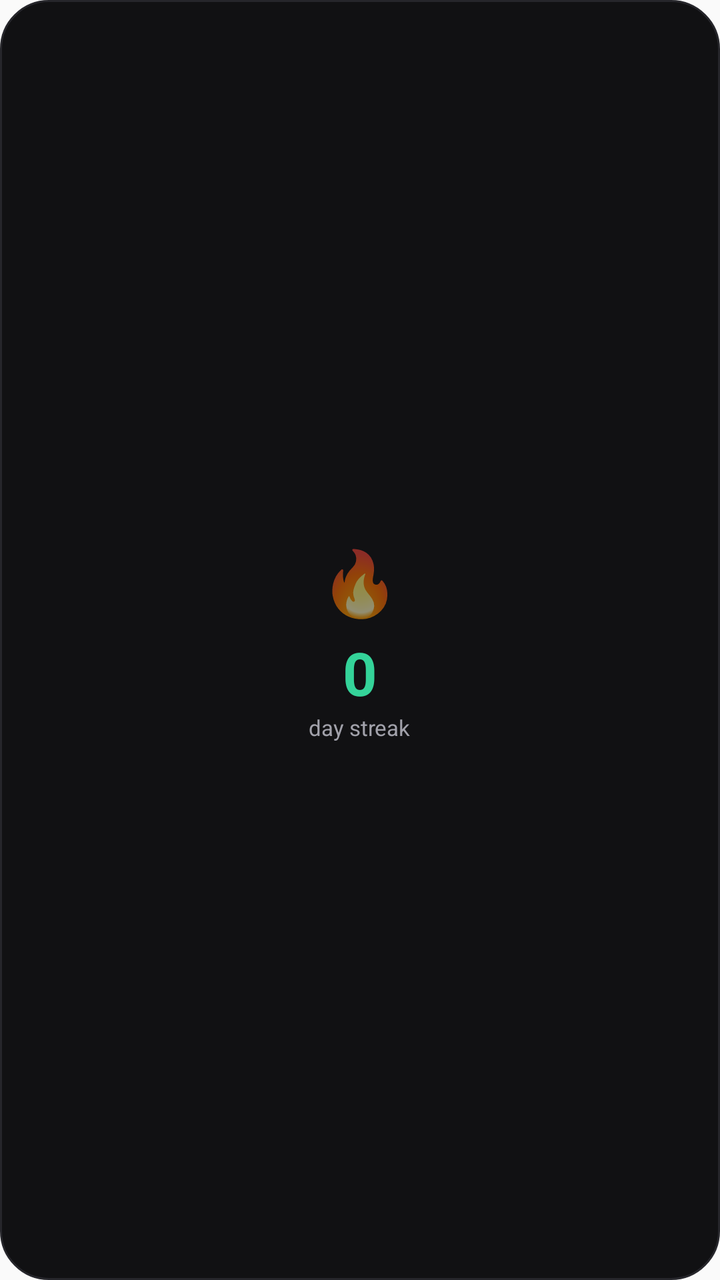
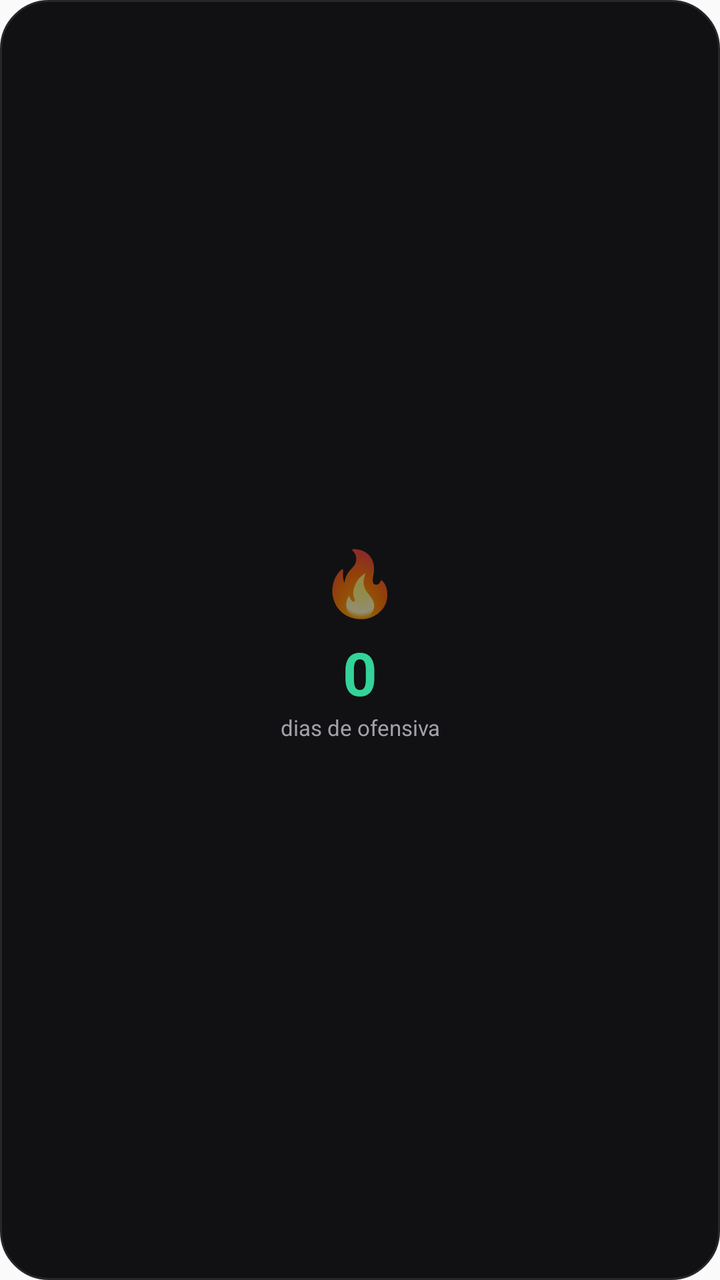

Before-and-after screenshots of an Android layout around one commit, followed by the original layout XML and the change that was made.
<!-- AndroidManifest.xml: application theme AppTheme -->
<!-- res/layout/widget_small_streak.xml -->
<?xml version="1.0" encoding="utf-8"?>
<LinearLayout
    xmlns:android="http://schemas.android.com/apk/res/android"
    android:id="@+id/small_streak_root"
    android:layout_width="match_parent"
    android:layout_height="match_parent"
    android:orientation="vertical"
    android:gravity="center"
    android:padding="12dp"
    android:background="@drawable/widget_focus_background">

    <TextView
        android:id="@+id/small_streak_badge"
        android:layout_width="wrap_content"
        android:layout_height="wrap_content"
        android:text="🔥"
        android:textSize="32sp"
        android:gravity="center" />

    <TextView
        android:id="@+id/small_streak_value"
        android:layout_width="wrap_content"
        android:layout_height="wrap_content"
        android:layout_marginTop="4dp"
        android:text="0"
        android:textColor="#34D399"
        android:textSize="30sp"
        android:textStyle="bold"
        android:gravity="center" />

    <TextView
        android:id="@+id/small_streak_label"
        android:layout_width="wrap_content"
        android:layout_height="wrap_content"
        android:text="day streak"
        android:textColor="#A1A1AA"
        android:textSize="11sp"
        android:gravity="center" />

</LinearLayout>
<!-- resources referenced by this layout -->
<resources>
  <!-- drawable widget_focus_background (drawable) -->
  <?xml version="1.0" encoding="utf-8"?>
  <shape
      xmlns:android="http://schemas.android.com/apk/res/android"
      android:shape="rectangle">
  
      <solid android:color="#111113" />
  
      <corners
          android:radius="24dp" />
  
      <stroke
          android:width="1dp"
          android:color="#26262B" />
  
  </shape>
  <style name="AppTheme" parent="Theme.AppCompat.Light.DarkActionBar">
          
          <item name="colorPrimary">@color/colorPrimary</item>
          <item name="colorPrimaryDark">@color/colorPrimaryDark</item>
          <item name="colorAccent">@color/colorAccent</item>
      </style>
</resources>

<!-- the commit's change to res/layout/widget_small_streak.xml (unified diff, before → after) -->
@@ -32,7 +32,7 @@
         android:id="@+id/small_streak_label"
         android:layout_width="wrap_content"
         android:layout_height="wrap_content"
-        android:text="day streak"
+        android:text="dias de ofensiva"
         android:textColor="#A1A1AA"
         android:textSize="11sp"
         android:gravity="center" />
